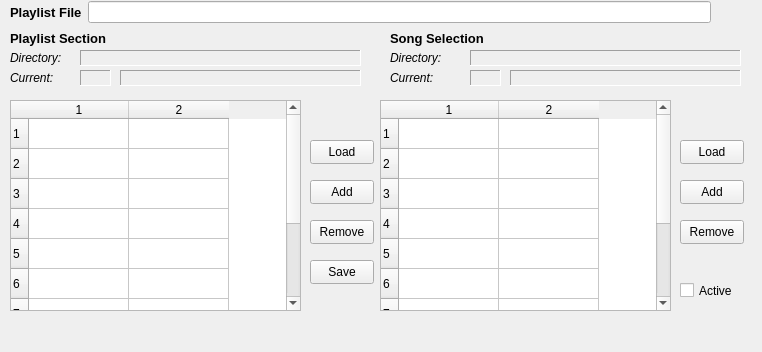
ahlstromcj/sequencer64, file seq_qt5/forms/qplaylistframe.ui: the form before one commit.
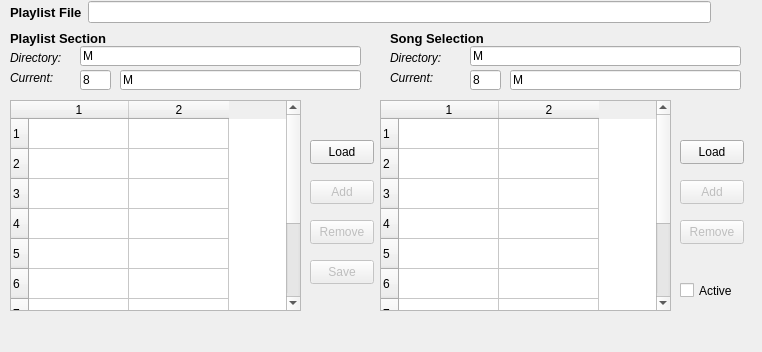
The form after the commit.

Commit message: Interim check-in of playlist editing functions.

Patch:
```diff
--- a/seq_qt5/forms/qplaylistframe.ui
+++ b/seq_qt5/forms/qplaylistframe.ui
@@ -33,44 +33,6 @@
     <string>Playlist Section</string>
    </property>
   </widget>
-  <widget class="QLabel" name="labelPlaylistNumber">
-   <property name="geometry">
-    <rect>
-     <x>80</x>
-     <y>70</y>
-     <width>31</width>
-     <height>16</height>
-    </rect>
-   </property>
-   <property name="frameShape">
-    <enum>QFrame::Panel</enum>
-   </property>
-   <property name="frameShadow">
-    <enum>QFrame::Sunken</enum>
-   </property>
-   <property name="text">
-    <string/>
-   </property>
-  </widget>
-  <widget class="QLabel" name="labelPlaylistName">
-   <property name="geometry">
-    <rect>
-     <x>120</x>
-     <y>70</y>
-     <width>241</width>
-     <height>16</height>
-    </rect>
-   </property>
-   <property name="frameShape">
-    <enum>QFrame::Panel</enum>
-   </property>
-   <property name="frameShadow">
-    <enum>QFrame::Sunken</enum>
-   </property>
-   <property name="text">
-    <string/>
-   </property>
-  </widget>
   <widget class="QTableWidget" name="tablePlaylistSections">
    <property name="geometry">
     <rect>
@@ -155,47 +117,6 @@
     <string>Current:</string>
    </property>
   </widget>
-  <widget class="QLabel" name="labelSongNumber">
-   <property name="geometry">
-    <rect>
-     <x>470</x>
-     <y>70</y>
-     <width>31</width>
-     <height>16</height>
-    </rect>
-   </property>
-   <property name="frameShape">
-    <enum>QFrame::Panel</enum>
-   </property>
-   <property name="frameShadow">
-    <enum>QFrame::Sunken</enum>
-   </property>
-   <property name="text">
-    <string/>
-   </property>
-  </widget>
-  <widget class="QLabel" name="labelSongFilename">
-   <property name="geometry">
-    <rect>
-     <x>510</x>
-     <y>70</y>
-     <width>231</width>
-     <height>16</height>
-    </rect>
-   </property>
-   <property name="frameShape">
-    <enum>QFrame::Panel</enum>
-   </property>
-   <property name="frameShadow">
-    <enum>QFrame::Sunken</enum>
-   </property>
-   <property name="midLineWidth">
-    <number>0</number>
-   </property>
-   <property name="text">
-    <string/>
-   </property>
-  </widget>
   <widget class="QLabel" name="labelPlaylistDirectory">
    <property name="geometry">
     <rect>
@@ -214,25 +135,6 @@
     <string>Directory:</string>
    </property>
   </widget>
-  <widget class="QLabel" name="labelPlaylistPath">
-   <property name="geometry">
-    <rect>
-     <x>80</x>
-     <y>50</y>
-     <width>281</width>
-     <height>16</height>
-    </rect>
-   </property>
-   <property name="frameShape">
-    <enum>QFrame::Panel</enum>
-   </property>
-   <property name="frameShadow">
-    <enum>QFrame::Sunken</enum>
-   </property>
-   <property name="text">
-    <string/>
-   </property>
-  </widget>
   <widget class="QLabel" name="labelSongDirectory">
    <property name="geometry">
     <rect>
@@ -251,25 +153,6 @@
     <string>Directory:</string>
    </property>
   </widget>
-  <widget class="QLabel" name="labelSongPath">
-   <property name="geometry">
-    <rect>
-     <x>470</x>
-     <y>50</y>
-     <width>271</width>
-     <height>16</height>
-    </rect>
-   </property>
-   <property name="frameShape">
-    <enum>QFrame::Panel</enum>
-   </property>
-   <property name="frameShadow">
-    <enum>QFrame::Sunken</enum>
-   </property>
-   <property name="text">
-    <string/>
-   </property>
-  </widget>
   <widget class="QTableWidget" name="tablePlaylistSongs">
    <property name="geometry">
     <rect>
@@ -312,6 +195,9 @@
    </property>
   </widget>
   <widget class="QPushButton" name="buttonPlaylistSave">
+   <property name="enabled">
+    <bool>false</bool>
+   </property>
    <property name="geometry">
     <rect>
      <x>310</x>
@@ -371,6 +257,9 @@
    </layout>
   </widget>
   <widget class="QPushButton" name="buttonSongAdd">
+   <property name="enabled">
+    <bool>false</bool>
+   </property>
    <property name="geometry">
     <rect>
      <x>680</x>
@@ -384,6 +273,9 @@
    </property>
   </widget>
   <widget class="QPushButton" name="buttonSongRemove">
+   <property name="enabled">
+    <bool>false</bool>
+   </property>
    <property name="geometry">
     <rect>
      <x>680</x>
@@ -397,6 +289,9 @@
    </property>
   </widget>
   <widget class="QPushButton" name="buttonPlaylistAdd">
+   <property name="enabled">
+    <bool>false</bool>
+   </property>
    <property name="geometry">
     <rect>
      <x>310</x>
@@ -410,6 +305,9 @@
    </property>
   </widget>
   <widget class="QPushButton" name="buttonPlaylistRemove">
+   <property name="enabled">
+    <bool>false</bool>
+   </property>
    <property name="geometry">
     <rect>
      <x>310</x>
@@ -438,6 +336,84 @@
     <string>Active</string>
    </property>
   </widget>
+  <widget class="QLineEdit" name="editPlaylistPath">
+   <property name="geometry">
+    <rect>
+     <x>80</x>
+     <y>46</y>
+     <width>281</width>
+     <height>20</height>
+    </rect>
+   </property>
+   <property name="text">
+    <string>M</string>
+   </property>
+  </widget>
+  <widget class="QLineEdit" name="editPlaylistNumber">
+   <property name="geometry">
+    <rect>
+     <x>80</x>
+     <y>70</y>
+     <width>31</width>
+     <height>20</height>
+    </rect>
+   </property>
+   <property name="text">
+    <string>8</string>
+   </property>
+  </widget>
+  <widget class="QLineEdit" name="editPlaylistName">
+   <property name="geometry">
+    <rect>
+     <x>120</x>
+     <y>70</y>
+     <width>241</width>
+     <height>20</height>
+    </rect>
+   </property>
+   <property name="text">
+    <string>M</string>
+   </property>
+  </widget>
+  <widget class="QLineEdit" name="editSongPath">
+   <property name="geometry">
+    <rect>
+     <x>470</x>
+     <y>46</y>
+     <width>271</width>
+     <height>20</height>
+    </rect>
+   </property>
+   <property name="text">
+    <string>M</string>
+   </property>
+  </widget>
+  <widget class="QLineEdit" name="editSongNumber">
+   <property name="geometry">
+    <rect>
+     <x>470</x>
+     <y>70</y>
+     <width>31</width>
+     <height>20</height>
+    </rect>
+   </property>
+   <property name="text">
+    <string>8</string>
+   </property>
+  </widget>
+  <widget class="QLineEdit" name="editSongFilename">
+   <property name="geometry">
+    <rect>
+     <x>510</x>
+     <y>70</y>
+     <width>231</width>
+     <height>20</height>
+    </rect>
+   </property>
+   <property name="text">
+    <string>M</string>
+   </property>
+  </widget>
  </widget>
  <resources/>
  <connections/>
```
Left out of the diff: 15 changed lines with no effect on the pictures. The commit also changes 16 other files.
